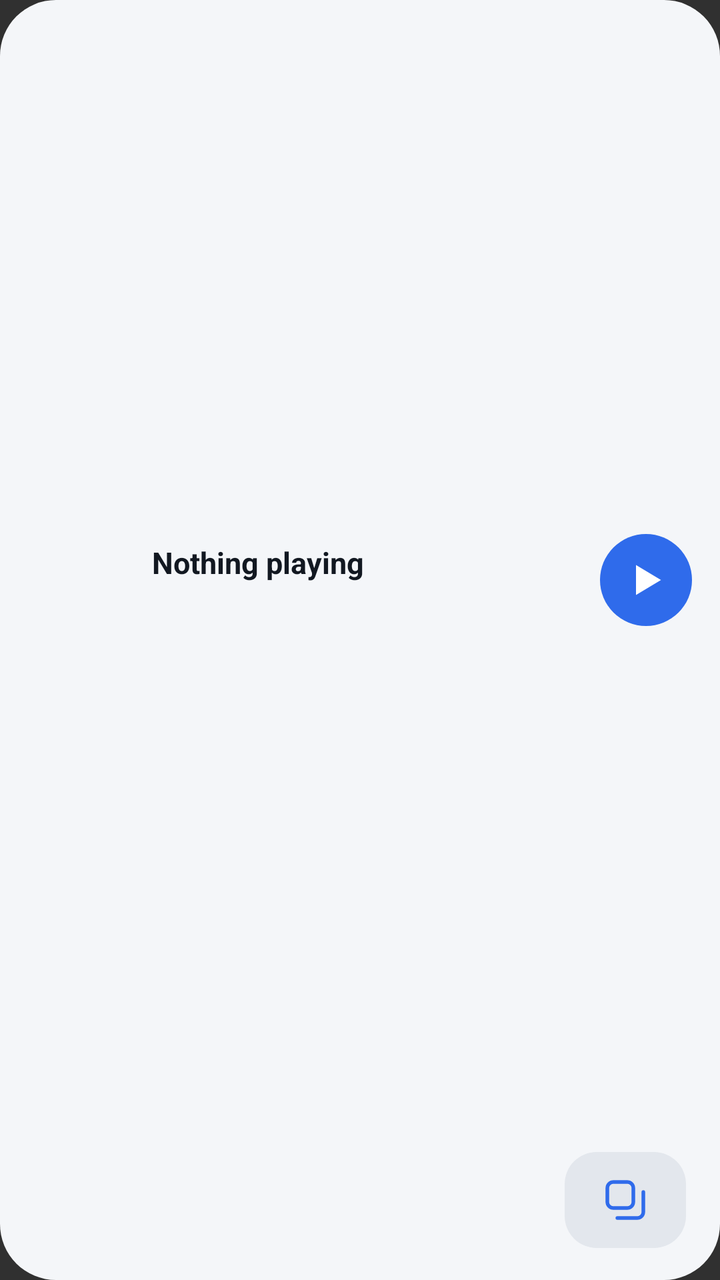
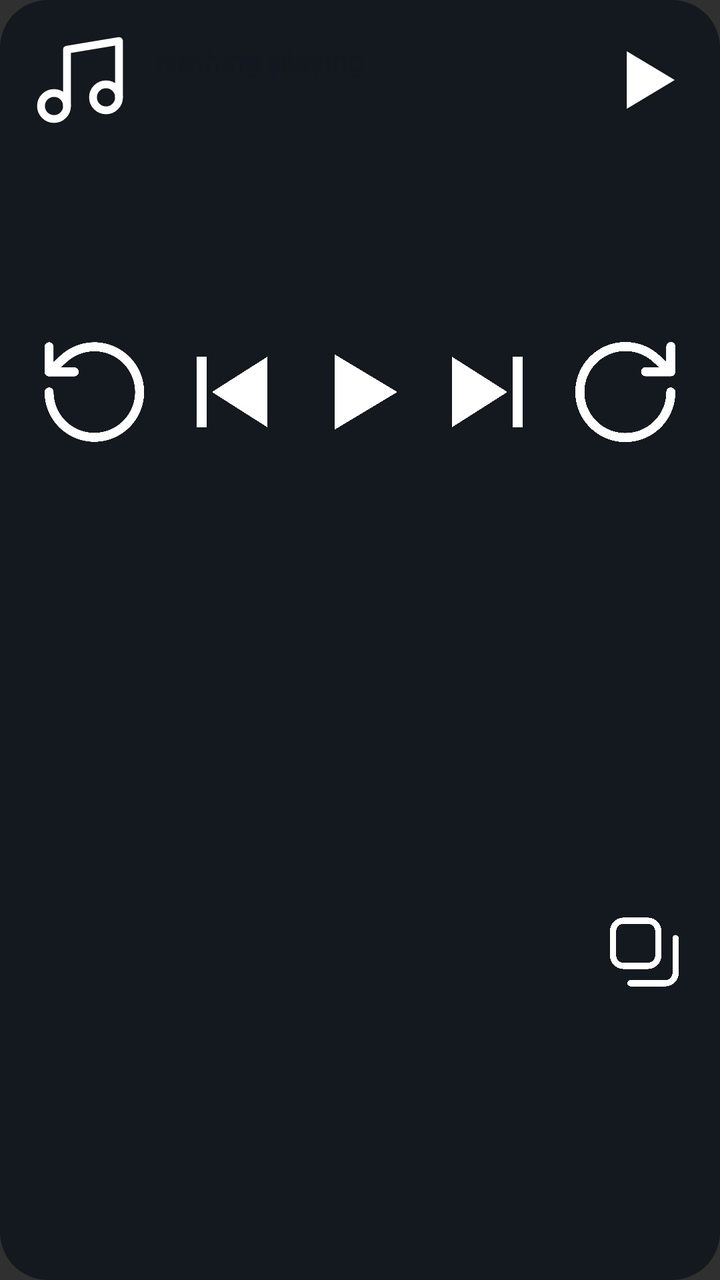

Two renders of the same Android screen: before a commit and after it. Below are the layout's source before the change and the commit's diff.
<!-- AndroidManifest.xml: application theme android:Theme.Material.NoActionBar -->
<!-- res/layout/widget_medium.xml -->
<?xml version="1.0" encoding="utf-8"?>
<LinearLayout xmlns:android="http://schemas.android.com/apk/res/android"
    android:id="@+id/w_root"
    android:layoutDirection="ltr"
    android:layout_width="match_parent"
    android:layout_height="match_parent"
    android:background="@drawable/w_bg"
    android:orientation="vertical"
    android:padding="14dp">

    <LinearLayout
        android:layout_width="match_parent"
        android:layout_height="0dp"
        android:layout_weight="1"
        android:gravity="center_vertical"
        android:orientation="horizontal">

        <ImageView
            android:id="@+id/w_art"
            android:layout_width="50dp"
            android:layout_height="50dp"
            android:contentDescription="@null" />

        <LinearLayout
            android:layout_width="0dp"
            android:layout_height="wrap_content"
            android:layout_weight="1"
            android:layout_marginStart="12dp"
            android:layout_marginEnd="8dp"
            android:orientation="vertical">

            <TextView
                android:id="@+id/w_title"
                android:layout_width="match_parent"
                android:layout_height="wrap_content"
                android:ellipsize="end"
                android:maxLines="1"
                android:text="Nothing playing"
                android:textColor="@color/w_text"
                android:textSize="15sp"
                android:textStyle="bold" />

            <TextView
                android:id="@+id/w_artist"
                android:layout_width="match_parent"
                android:layout_height="wrap_content"
                android:ellipsize="end"
                android:maxLines="1"
                android:textColor="@color/w_muted"
                android:textSize="12.5sp" />
        </LinearLayout>

        <ImageView
            android:id="@+id/w_play"
            android:layout_width="46dp"
            android:layout_height="46dp"
            android:background="@drawable/w_accent_round"
            android:contentDescription="Play or pause"
            android:scaleType="center"
            android:src="@drawable/ic_play"
            android:tint="@color/w_on_accent" />
    </LinearLayout>

    <LinearLayout
        android:layout_width="match_parent"
        android:layout_height="52dp"
        android:layout_marginTop="8dp"
        android:gravity="center_vertical"
        android:orientation="horizontal">
        <ImageView
            android:id="@+id/w_sc1"
            android:layout_width="0dp"
            android:layout_height="48dp"
            android:layout_weight="1"
            android:layout_marginStart="3dp"
            android:layout_marginEnd="3dp"
            android:contentDescription="Shortcut"
            android:scaleType="fitCenter" />
        <ImageView
            android:id="@+id/w_sc2"
            android:layout_width="0dp"
            android:layout_height="48dp"
            android:layout_weight="1"
            android:layout_marginStart="3dp"
            android:layout_marginEnd="3dp"
            android:contentDescription="Shortcut"
            android:scaleType="fitCenter" />
        <ImageView
            android:id="@+id/w_sc3"
            android:layout_width="0dp"
            android:layout_height="48dp"
            android:layout_weight="1"
            android:layout_marginStart="3dp"
            android:layout_marginEnd="3dp"
            android:contentDescription="Shortcut"
            android:scaleType="fitCenter" />
        <ImageView
            android:id="@+id/w_sc4"
            android:layout_width="0dp"
            android:layout_height="48dp"
            android:layout_weight="1"
            android:layout_marginStart="3dp"
            android:layout_marginEnd="3dp"
            android:contentDescription="Shortcut"
            android:scaleType="fitCenter" />
        <ImageView
            android:id="@+id/w_pad"
            android:layout_width="0dp"
            android:layout_height="48dp"
            android:layout_weight="1"
            android:layout_marginStart="3dp"
            android:layout_marginEnd="3dp"
            android:background="@drawable/w_tile"
            android:contentDescription="Floating touchpad"
            android:scaleType="center"
            android:src="@drawable/ic_pad"
            android:tint="@color/w_accent" />
    </LinearLayout>
</LinearLayout>
<!-- resources referenced by this layout -->
<resources>
  <color name="w_accent">#2F6BEB</color>
  <color name="w_muted">#5B6576</color>
  <color name="w_on_accent">#FFFFFF</color>
  <color name="w_text">#121821</color>
  <!-- drawable ic_pad (drawable) -->
  <vector xmlns:android="http://schemas.android.com/apk/res/android" android:width="24dp" android:height="24dp" android:viewportWidth="24" android:viewportHeight="24">
  <path android:strokeColor="#FFFFFFFF" android:strokeWidth="1.8" android:strokeLineCap="round" android:strokeLineJoin="round" android:fillColor="#00000000" android:pathData="M6,3h7a3,3 0,0 1,3 3v7a3,3 0,0 1,-3 3H6a3,3 0,0 1,-3 -3V6a3,3 0,0 1,3 -3z"/><path android:strokeColor="#FFFFFFFF" android:strokeWidth="1.8" android:strokeLineCap="round" android:strokeLineJoin="round" android:fillColor="#00000000" android:pathData="M8,21h10a3,3 0,0 0,3 -3V8"/>
  </vector>
  <!-- drawable ic_play (drawable) -->
  <vector xmlns:android="http://schemas.android.com/apk/res/android" android:width="24dp" android:height="24dp" android:viewportWidth="24" android:viewportHeight="24">
  <path android:fillColor="#FFFFFFFF" android:pathData="M7,4.5v15l12.5,-7.5z"/>
  </vector>
  <!-- drawable w_accent_round (drawable) -->
  <?xml version="1.0" encoding="utf-8"?>
  <shape xmlns:android="http://schemas.android.com/apk/res/android" android:shape="oval">
      <solid android:color="@color/w_accent" />
      
  </shape>
  <!-- drawable w_bg (drawable) -->
  <?xml version="1.0" encoding="utf-8"?>
  <shape xmlns:android="http://schemas.android.com/apk/res/android" android:shape="rectangle">
      <solid android:color="@color/w_bg" />
      <corners android:radius="28dp" />
  </shape>
  <!-- drawable w_tile (drawable) -->
  <?xml version="1.0" encoding="utf-8"?>
  <shape xmlns:android="http://schemas.android.com/apk/res/android" android:shape="rectangle">
      <solid android:color="@color/w_tile" />
      <corners android:radius="16dp" />
  </shape>
  <color name="w_bg">#F4F6F9</color>
  <color name="w_tile">#E3E7ED</color>
</resources>

<!-- the commit's change to res/layout/widget_medium.xml (unified diff, before → after) -->
@@ -1,119 +1,213 @@
 <?xml version="1.0" encoding="utf-8"?>
-<LinearLayout xmlns:android="http://schemas.android.com/apk/res/android"
+<FrameLayout xmlns:android="http://schemas.android.com/apk/res/android"
     android:id="@+id/w_root"
     android:layoutDirection="ltr"
     android:layout_width="match_parent"
-    android:layout_height="match_parent"
-    android:background="@drawable/w_bg"
-    android:orientation="vertical"
-    android:padding="14dp">
+    android:layout_height="match_parent">
+
+    <ImageView
+        android:id="@+id/w_bg"
+        android:src="@drawable/widget_bg"
+        android:layout_width="match_parent"
+        android:layout_height="match_parent"
+        android:scaleType="fitXY"
+        android:contentDescription="@null" />
 
     <LinearLayout
         android:layout_width="match_parent"
-        android:layout_height="0dp"
-        android:layout_weight="1"
-        android:gravity="center_vertical"
-        android:orientation="horizontal">
-
+        android:layout_height="match_parent"
+        android:orientation="vertical"
+        android:padding="14dp">
+        <LinearLayout
+            android:layout_width="match_parent"
+            android:layout_height="wrap_content"
+            android:gravity="center_vertical"
+            android:orientation="horizontal">
         <ImageView
             android:id="@+id/w_art"
-            android:layout_width="50dp"
-            android:layout_height="50dp"
-            android:contentDescription="@null" />
-
+            android:src="@drawable/ic_music"
+            android:layout_width="52dp"
+            android:layout_height="52dp"
+            android:contentDescription="Open the app" />
         <LinearLayout
             android:layout_width="0dp"
             android:layout_height="wrap_content"
             android:layout_weight="1"
             android:layout_marginStart="12dp"
-            android:layout_marginEnd="8dp"
+            android:layout_marginEnd="10dp"
             android:orientation="vertical">
-
             <TextView
                 android:id="@+id/w_title"
+                android:textColor="@color/w_text"
                 android:layout_width="match_parent"
                 android:layout_height="wrap_content"
                 android:ellipsize="end"
                 android:maxLines="1"
                 android:text="Nothing playing"
-                android:textColor="@color/w_text"
-                android:textSize="15sp"
-                android:textStyle="bold" />
-
+                android:fontFamily="sans-serif-medium"
+                android:textSize="15sp" />
             <TextView
                 android:id="@+id/w_artist"
+                android:textColor="@color/w_muted"
                 android:layout_width="match_parent"
                 android:layout_height="wrap_content"
+                android:layout_marginTop="2dp"
                 android:ellipsize="end"
                 android:maxLines="1"
-                android:textColor="@color/w_muted"
                 android:textSize="12.5sp" />
         </LinearLayout>
-
         <ImageView
             android:id="@+id/w_play"
+            android:src="@drawable/ic_play"
             android:layout_width="46dp"
             android:layout_height="46dp"
-            android:background="@drawable/w_accent_round"
-            android:contentDescription="Play or pause"
-            android:scaleType="center"
+            android:scaleType="fitCenter"
+            android:contentDescription="Play or pause" />
+        </LinearLayout>
+        <LinearLayout
+            android:id="@+id/w_row_ctl"
+            android:layout_width="match_parent"
+            android:layout_height="0dp"
+            android:layout_weight="0.8"
+            android:layout_marginTop="10dp"
+            android:gravity="center"
+            android:orientation="horizontal">
+        <ImageView
+            android:id="@+id/w_back"
+            android:src="@drawable/ic_back10"
+            android:layout_width="0dp"
+            android:layout_height="match_parent"
+        android:layout_weight="1"
+            android:layout_marginStart="3dp"
+            android:layout_marginEnd="3dp"
+            android:scaleType="fitCenter"
+            android:adjustViewBounds="false"
+            android:contentDescription="Back 10 seconds" />
+        <ImageView
+            android:id="@+id/w_prev"
+            android:src="@drawable/ic_prev"
+            android:layout_width="0dp"
+            android:layout_height="match_parent"
+        android:layout_weight="1"
+            android:layout_marginStart="3dp"
+            android:layout_marginEnd="3dp"
+            android:scaleType="fitCenter"
+            android:adjustViewBounds="false"
+            android:contentDescription="Previous" />
+        <ImageView
+            android:id="@+id/w_play2"
             android:src="@drawable/ic_play"
-            android:tint="@color/w_on_accent" />
+            android:layout_width="0dp"
+            android:layout_height="match_parent"
+        android:layout_weight="1"
+            android:layout_marginStart="3dp"
+            android:layout_marginEnd="3dp"
+            android:scaleType="fitCenter"
+            android:adjustViewBounds="false"
+            android:contentDescription="Play or pause" />
+        <ImageView
+            android:id="@+id/w_next"
+            android:src="@drawable/ic_next"
+            android:layout_width="0dp"
+            android:layout_height="match_parent"
+        android:layout_weight="1"
+            android:layout_marginStart="3dp"
+            android:layout_marginEnd="3dp"
+            android:scaleType="fitCenter"
+            android:adjustViewBounds="false"
+            android:contentDescription="Next" />
+        <ImageView
+            android:id="@+id/w_fwd"
+            android:src="@drawable/ic_fwd10"
+            android:layout_width="0dp"
+            android:layout_height="match_parent"
+        android:layout_weight="1"
+            android:layout_marginStart="3dp"
+            android:layout_marginEnd="3dp"
+            android:scaleType="fitCenter"
+            android:adjustViewBounds="false"
+            android:contentDescription="Forward 10 seconds" />
+        </LinearLayout>
+        <LinearLayout
+            android:id="@+id/w_row_sc"
+            android:layout_width="match_parent"
+            android:layout_height="0dp"
+            android:layout_weight="1"
+            android:layout_marginTop="10dp"
+            android:gravity="center"
+            android:orientation="horizontal">
+        <ImageView
+            android:id="@+id/w_sc1"
+            android:layout_width="0dp"
+            android:layout_height="match_parent"
+        android:layout_weight="1"
+            android:layout_marginStart="3dp"
+            android:layout_marginEnd="3dp"
+            android:scaleType="fitCenter"
+            android:adjustViewBounds="false"
+            android:contentDescription="Shortcut" />
+        <ImageView
+            android:id="@+id/w_sc2"
+            android:layout_width="0dp"
+            android:layout_height="match_parent"
+        android:layout_weight="1"
+            android:layout_marginStart="3dp"
+            android:layout_marginEnd="3dp"
+            android:scaleType="fitCenter"
+            android:adjustViewBounds="false"
+            android:contentDescription="Shortcut" />
+        <ImageView
+            android:id="@+id/w_sc3"
+            android:layout_width="0dp"
+            android:layout_height="match_parent"
+        android:layout_weight="1"
+            android:layout_marginStart="3dp"
+            android:layout_marginEnd="3dp"
+            android:scaleType="fitCenter"
+            android:adjustViewBounds="false"
+            android:contentDescription="Shortcut" />
+        <ImageView
+            android:id="@+id/w_sc4"
+            android:layout_width="0dp"
+            android:layout_height="match_parent"
+        android:layout_weight="1"
+            android:layout_marginStart="3dp"
+            android:layout_marginEnd="3dp"
+            android:scaleType="fitCenter"
+            android:adjustViewBounds="false"
+            android:contentDescription="Shortcut" />
+        <ImageView
+            android:id="@+id/w_sc5"
+            android:layout_width="0dp"
+            android:layout_height="match_parent"
+        android:layout_weight="1"
+            android:layout_marginStart="3dp"
+            android:layout_marginEnd="3dp"
+            android:scaleType="fitCenter"
+            android:adjustViewBounds="false"
+            android:contentDescription="Shortcut" />
+        <ImageView
+            android:id="@+id/w_sc6"
+            android:layout_width="0dp"
+            android:layout_height="match_parent"
+        android:layout_weight="1"
+            android:layout_marginStart="3dp"
+            android:layout_marginEnd="3dp"
+            android:scaleType="fitCenter"
+            android:adjustViewBounds="false"
+            android:contentDescription="Shortcut" />
+        <ImageView
+            android:id="@+id/w_pad"
+            android:src="@drawable/ic_pad"
+            android:layout_width="0dp"
+            android:layout_height="match_parent"
+        android:layout_weight="1"
+            android:layout_marginStart="3dp"
+            android:layout_marginEnd="3dp"
+            android:scaleType="fitCenter"
+            android:adjustViewBounds="false"
+            android:contentDescription="Floating touchpad" />
+        </LinearLayout>
+
     </LinearLayout>
-
-    <LinearLayout
-        android:layout_width="match_parent"
-        android:layout_height="52dp"
-        android:layout_marginTop="8dp"
-        android:gravity="center_vertical"
-        android:orientation="horizontal">
-        <ImageView
-            android:id="@+id/w_sc1"
-            android:layout_width="0dp"
-            android:layout_height="48dp"
-            android:layout_weight="1"
-            android:layout_marginStart="3dp"
-            android:layout_marginEnd="3dp"
-            android:contentDescription="Shortcut"
-            android:scaleType="fitCenter" />
-        <ImageView
-            android:id="@+id/w_sc2"
-            android:layout_width="0dp"
-            android:layout_height="48dp"
-            android:layout_weight="1"
-            android:layout_marginStart="3dp"
-            android:layout_marginEnd="3dp"
-            android:contentDescription="Shortcut"
-            android:scaleType="fitCenter" />
-        <ImageView
-            android:id="@+id/w_sc3"
-            android:layout_width="0dp"
-            android:layout_height="48dp"
-            android:layout_weight="1"
-            android:layout_marginStart="3dp"
-            android:layout_marginEnd="3dp"
-            android:contentDescription="Shortcut"
-            android:scaleType="fitCenter" />
-        <ImageView
-            android:id="@+id/w_sc4"
-            android:layout_width="0dp"
-            android:layout_height="48dp"
-            android:layout_weight="1"
-            android:layout_marginStart="3dp"
-            android:layout_marginEnd="3dp"
-            android:contentDescription="Shortcut"
-            android:scaleType="fitCenter" />
-        <ImageView
-            android:id="@+id/w_pad"
-            android:layout_width="0dp"
-            android:layout_height="48dp"
-            android:layout_weight="1"
-            android:layout_marginStart="3dp"
-            android:layout_marginEnd="3dp"
-            android:background="@drawable/w_tile"
-            android:contentDescription="Floating touchpad"
-            android:scaleType="center"
-            android:src="@drawable/ic_pad"
-            android:tint="@color/w_accent" />
-    </LinearLayout>
-</LinearLayout>
+</FrameLayout>
<!-- resource entries referenced after the edit -->
@@ -1,9 +1,23 @@
 <!-- resources referenced by this layout -->
 <resources>
-  <color name="w_accent">#2F6BEB</color>
   <color name="w_muted">#5B6576</color>
-  <color name="w_on_accent">#FFFFFF</color>
   <color name="w_text">#121821</color>
+  <!-- drawable ic_back10 (drawable) -->
+  <vector xmlns:android="http://schemas.android.com/apk/res/android" android:width="24dp" android:height="24dp" android:viewportWidth="24" android:viewportHeight="24">
+  <path android:strokeColor="#FFFFFFFF" android:strokeWidth="1.8" android:strokeLineCap="round" android:strokeLineJoin="round" android:fillColor="#00000000" android:pathData="M3,12a9,9 0,1 0,3 -6.7L3,8"/><path android:strokeColor="#FFFFFFFF" android:strokeWidth="1.8" android:strokeLineCap="round" android:strokeLineJoin="round" android:fillColor="#00000000" android:pathData="M3,3v5h5"/>
+  </vector>
+  <!-- drawable ic_fwd10 (drawable) -->
+  <vector xmlns:android="http://schemas.android.com/apk/res/android" android:width="24dp" android:height="24dp" android:viewportWidth="24" android:viewportHeight="24">
+  <path android:strokeColor="#FFFFFFFF" android:strokeWidth="1.8" android:strokeLineCap="round" android:strokeLineJoin="round" android:fillColor="#00000000" android:pathData="M21,12a9,9 0,1 1,-3 -6.7L21,8"/><path android:strokeColor="#FFFFFFFF" android:strokeWidth="1.8" android:strokeLineCap="round" android:strokeLineJoin="round" android:fillColor="#00000000" android:pathData="M21,3v5h-5"/>
+  </vector>
+  <!-- drawable ic_music (drawable) -->
+  <vector xmlns:android="http://schemas.android.com/apk/res/android" android:width="24dp" android:height="24dp" android:viewportWidth="24" android:viewportHeight="24">
+  <path android:strokeColor="#FFFFFFFF" android:strokeWidth="1.8" android:strokeLineCap="round" android:strokeLineJoin="round" android:fillColor="#00000000" android:pathData="M9,18V5l12,-2v13"/><path android:strokeColor="#FFFFFFFF" android:strokeWidth="1.8" android:strokeLineCap="round" android:strokeLineJoin="round" android:fillColor="#00000000" android:pathData="M6,15a3,3 0,1 0,0 6a3,3 0,1 0,0 -6z"/><path android:strokeColor="#FFFFFFFF" android:strokeWidth="1.8" android:strokeLineCap="round" android:strokeLineJoin="round" android:fillColor="#00000000" android:pathData="M18,13a3,3 0,1 0,0 6a3,3 0,1 0,0 -6z"/>
+  </vector>
+  <!-- drawable ic_next (drawable) -->
+  <vector xmlns:android="http://schemas.android.com/apk/res/android" android:width="24dp" android:height="24dp" android:viewportWidth="24" android:viewportHeight="24">
+  <path android:fillColor="#FFFFFFFF" android:pathData="M16,5h2v14h-2zM4,5v14l11,-7z"/>
+  </vector>
   <!-- drawable ic_pad (drawable) -->
   <vector xmlns:android="http://schemas.android.com/apk/res/android" android:width="24dp" android:height="24dp" android:viewportWidth="24" android:viewportHeight="24">
   <path android:strokeColor="#FFFFFFFF" android:strokeWidth="1.8" android:strokeLineCap="round" android:strokeLineJoin="round" android:fillColor="#00000000" android:pathData="M6,3h7a3,3 0,0 1,3 3v7a3,3 0,0 1,-3 3H6a3,3 0,0 1,-3 -3V6a3,3 0,0 1,3 -3z"/><path android:strokeColor="#FFFFFFFF" android:strokeWidth="1.8" android:strokeLineCap="round" android:strokeLineJoin="round" android:fillColor="#00000000" android:pathData="M8,21h10a3,3 0,0 0,3 -3V8"/>
@@ -12,25 +26,15 @@
   <vector xmlns:android="http://schemas.android.com/apk/res/android" android:width="24dp" android:height="24dp" android:viewportWidth="24" android:viewportHeight="24">
   <path android:fillColor="#FFFFFFFF" android:pathData="M7,4.5v15l12.5,-7.5z"/>
   </vector>
-  <!-- drawable w_accent_round (drawable) -->
-  <?xml version="1.0" encoding="utf-8"?>
-  <shape xmlns:android="http://schemas.android.com/apk/res/android" android:shape="oval">
-      <solid android:color="@color/w_accent" />
-      
-  </shape>
-  <!-- drawable w_bg (drawable) -->
+  <!-- drawable ic_prev (drawable) -->
+  <vector xmlns:android="http://schemas.android.com/apk/res/android" android:width="24dp" android:height="24dp" android:viewportWidth="24" android:viewportHeight="24">
+  <path android:fillColor="#FFFFFFFF" android:pathData="M6,5h2v14H6zM20,5v14L9,12z"/>
+  </vector>
+  <!-- drawable widget_bg (drawable) -->
   <?xml version="1.0" encoding="utf-8"?>
   <shape xmlns:android="http://schemas.android.com/apk/res/android" android:shape="rectangle">
-      <solid android:color="@color/w_bg" />
-      <corners android:radius="28dp" />
+      <solid android:color="#E611161D" />
+      <corners android:radius="24dp" />
   </shape>
-  <!-- drawable w_tile (drawable) -->
-  <?xml version="1.0" encoding="utf-8"?>
-  <shape xmlns:android="http://schemas.android.com/apk/res/android" android:shape="rectangle">
-      <solid android:color="@color/w_tile" />
-      <corners android:radius="16dp" />
-  </shape>
-  <color name="w_bg">#F4F6F9</color>
-  <color name="w_tile">#E3E7ED</color>
 </resources>
 
